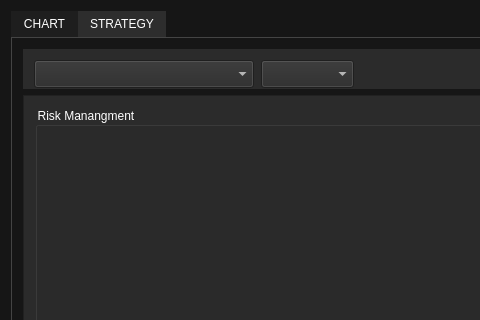
Old version of the form src/ui/mainwindow.ui in the repository BortonGo/TradeSoft; both pictures show x 0 to 480 and y 0 to 320 of the 1167 by 619 pixel window.
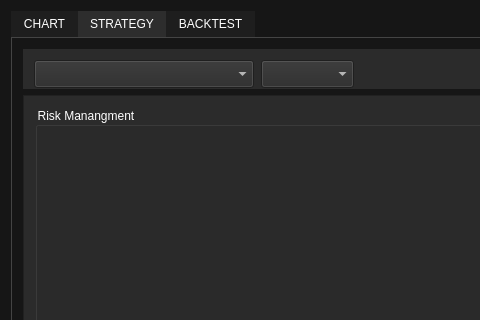
New version of the form. Custom widgets are drawn as their Qt base class.

What changed in the file:
```diff
--- a/src/ui/mainwindow.ui
+++ b/src/ui/mainwindow.ui
@@ -431,6 +431,11 @@
           </item>
          </layout>
         </widget>
+        <widget class="QWidget" name="tabBacktest">
+         <attribute name="title">
+          <string>BACKTEST</string>
+         </attribute>
+        </widget>
        </widget>
       </item>
      </layout>
```
